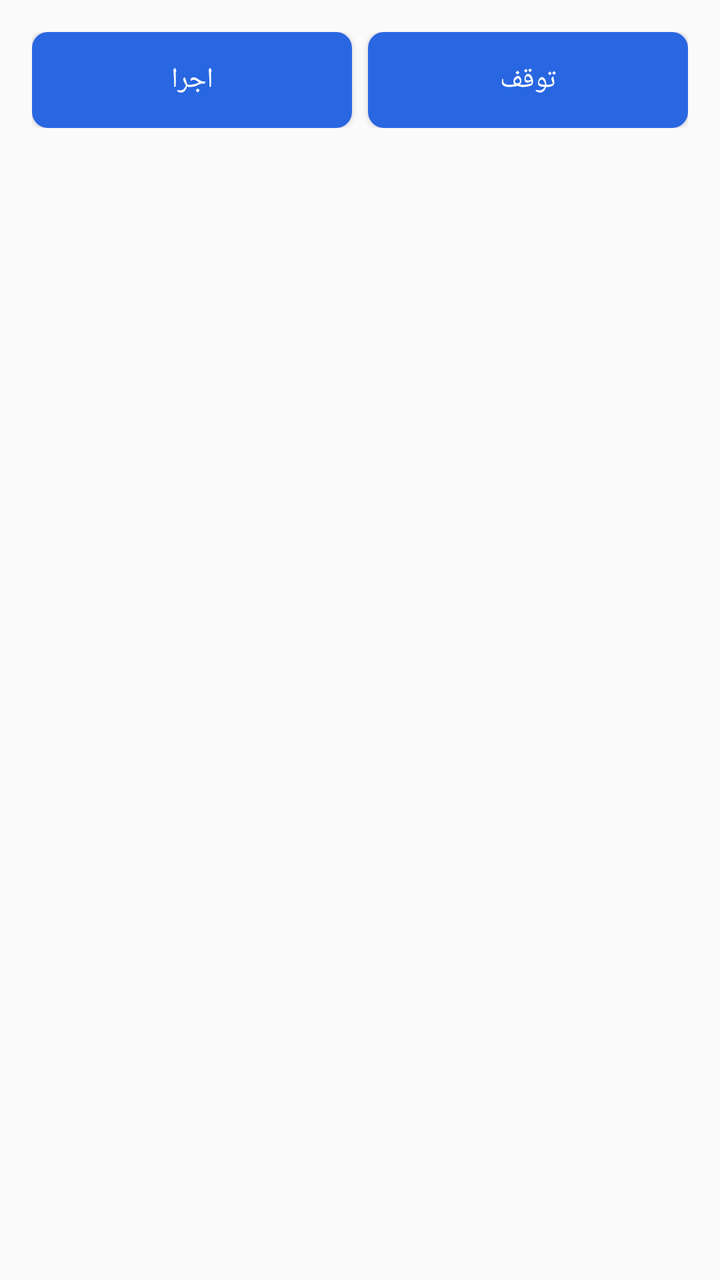
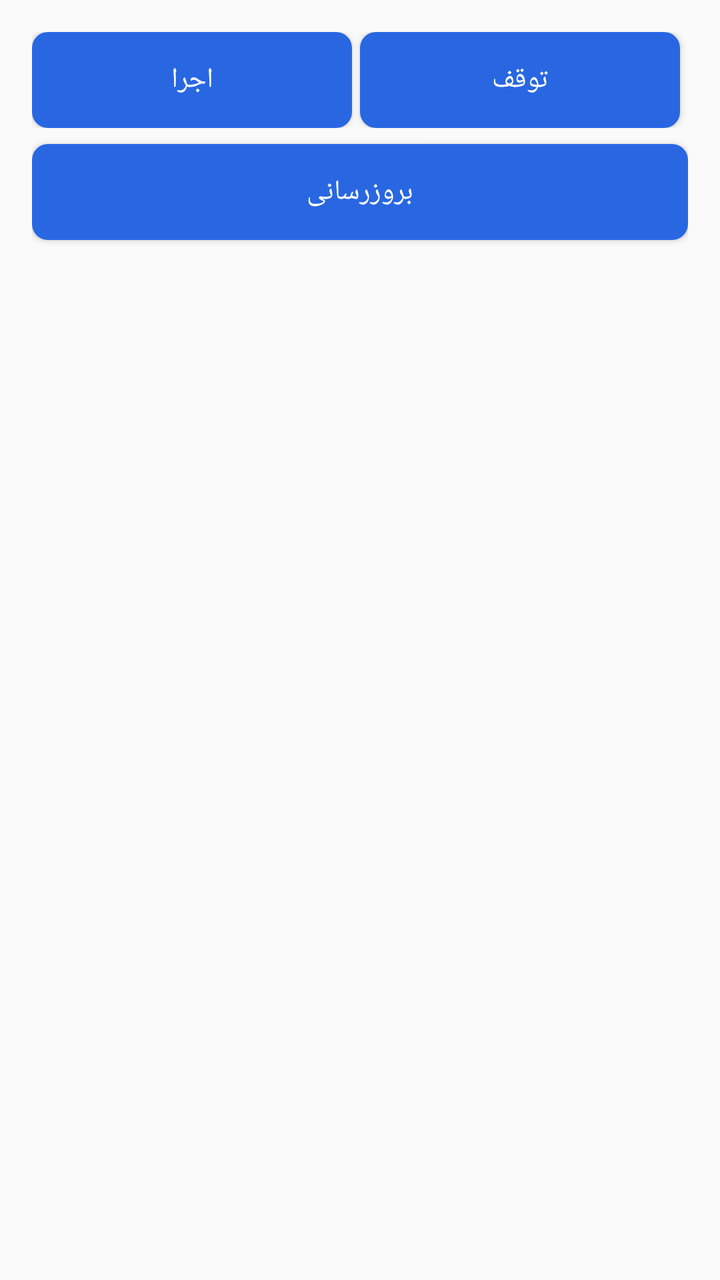

Two renders of the same Android screen: before a commit and after it. Below are the layout's source before the change and the commit's diff.
<!-- AndroidManifest.xml: application theme Theme.GetSMS -->
<!-- res/layout/activity_main.xml -->
<?xml version="1.0" encoding="utf-8"?>
<androidx.constraintlayout.widget.ConstraintLayout xmlns:android="http://schemas.android.com/apk/res/android"
    xmlns:app="http://schemas.android.com/apk/res-auto"
    xmlns:tools="http://schemas.android.com/tools"
    android:layout_width="match_parent"
    android:layout_height="match_parent"
    android:gravity="center"
    android:orientation="vertical"
    android:padding="16dp"
    tools:context=".MainActivity">

    <LinearLayout
        android:id="@+id/linearLayout"
        android:layout_width="match_parent"
        android:layout_height="wrap_content"
        android:orientation="horizontal"
        android:weightSum="2"
        app:layout_constraintEnd_toEndOf="parent"
        app:layout_constraintStart_toStartOf="parent"
        app:layout_constraintTop_toTopOf="parent">

        <Button
            android:id="@+id/btnStart"
            android:layout_width="match_parent"
            android:layout_height="wrap_content"
            android:layout_marginRight="4dp"
            android:layout_weight="1"
            android:background="@drawable/btn_primary"
            android:fontFamily="@font/shabnam"
            android:onClick="startService"
            android:text="اجرا"
            android:textColor="@color/white" />

        <Button
            android:id="@+id/btnStop"
            android:layout_width="match_parent"
            android:layout_height="wrap_content"
            android:layout_marginLeft="4dp"
            android:layout_weight="1"
            android:background="@drawable/btn_primary"
            android:fontFamily="@font/shabnam"
            android:onClick="stopService"
            android:text="توقف"
            android:textColor="@color/white" />

    </LinearLayout>

    <androidx.recyclerview.widget.RecyclerView
        android:id="@+id/recRequ"
        android:layout_width="match_parent"
        android:layout_height="wrap_content"
        android:layout_marginTop="24dp"
        app:layout_constraintEnd_toEndOf="parent"
        app:layout_constraintStart_toStartOf="parent"
        app:layout_constraintTop_toBottomOf="@+id/linearLayout" />

</androidx.constraintlayout.widget.ConstraintLayout>
<!-- resources referenced by this layout -->
<resources>
  <color name="white">#FFFFFFFF</color>
  <!-- drawable btn_primary (drawable) -->
  <?xml version="1.0" encoding="utf-8"?>
  <shape xmlns:android="http://schemas.android.com/apk/res/android">
  
      <solid android:color="@color/primary"/>
      <corners android:radius="8sp"/>
  
  </shape>
  <style name="Theme.GetSMS" parent="Theme.MaterialComponents.DayNight.DarkActionBar.Bridge">
          
          <item name="colorPrimary">@color/purple_500</item>
          <item name="colorPrimaryVariant">@color/purple_700</item>
          <item name="colorOnPrimary">@color/white</item>
          
          <item name="colorSecondary">@color/teal_200</item>
          <item name="colorSecondaryVariant">@color/teal_700</item>
          <item name="colorOnSecondary">@color/black</item>
          
          <item name="android:statusBarColor" tools:targetApi="l">?attr/colorPrimaryVariant</item>
          
      </style>
  <color name="primary">#2867e1</color>
  <color name="purple_500">#FF6200EE</color>
  <color name="purple_700">#FF3700B3</color>
  <color name="teal_200">#FF03DAC5</color>
  <color name="teal_700">#FF018786</color>
  <color name="black">#FF000000</color>
</resources>

<!-- the commit's change to res/layout/activity_main.xml (unified diff, before → after) -->
@@ -32,10 +32,10 @@
             android:textColor="@color/white" />
 
         <Button
-            android:id="@+id/btnStop"
+            android:id="@+id/btnStart2"
             android:layout_width="match_parent"
             android:layout_height="wrap_content"
-            android:layout_marginLeft="4dp"
+            android:layout_marginRight="4dp"
             android:layout_weight="1"
             android:background="@drawable/btn_primary"
             android:fontFamily="@font/shabnam"
@@ -49,9 +49,23 @@
         android:id="@+id/recRequ"
         android:layout_width="match_parent"
         android:layout_height="wrap_content"
-        android:layout_marginTop="24dp"
+        android:layout_marginTop="16dp"
         app:layout_constraintEnd_toEndOf="parent"
         app:layout_constraintStart_toStartOf="parent"
-        app:layout_constraintTop_toBottomOf="@+id/linearLayout" />
+        app:layout_constraintTop_toBottomOf="@+id/btnRefresh" />
+
+    <Button
+        android:id="@+id/btnRefresh"
+        android:layout_width="match_parent"
+        android:layout_height="wrap_content"
+        android:layout_marginTop="8dp"
+        android:layout_weight="1"
+        android:background="@drawable/btn_primary"
+        android:fontFamily="@font/shabnam"
+        android:onClick="refresh"
+        android:text="بروزرسانی"
+        android:textColor="@color/white"
+        app:layout_constraintTop_toBottomOf="@+id/linearLayout"
+        tools:layout_editor_absoluteX="16dp" />
 
 </androidx.constraintlayout.widget.ConstraintLayout>
<!-- resource entries referenced after the edit -->
@@ -9,7 +9,7 @@
       <corners android:radius="8sp"/>
   
   </shape>
-  <style name="Theme.GetSMS" parent="Theme.MaterialComponents.DayNight.DarkActionBar.Bridge">
+  <style name="Theme.GetSMS" parent="Theme.MaterialComponents.Light.NoActionBar.Bridge">
           
           <item name="colorPrimary">@color/purple_500</item>
           <item name="colorPrimaryVariant">@color/purple_700</item>
